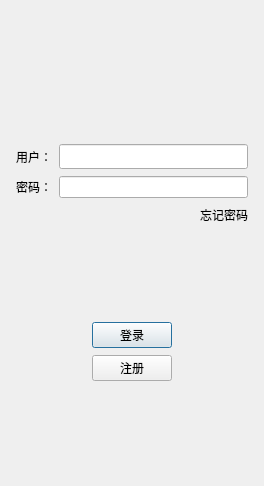
Qt form QQ/logindialog.ui (WLK1412/QQ_study) before a commit.
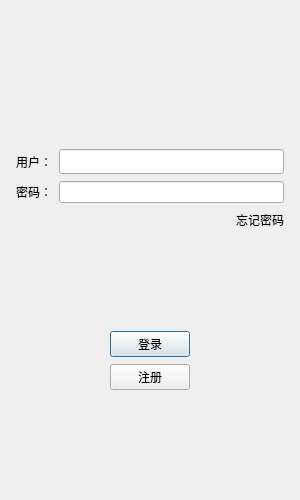
The same form after that commit. Icons and pictures are not drawn.

Patch:
```diff
--- a/QQ/logindialog.ui
+++ b/QQ/logindialog.ui
@@ -6,10 +6,22 @@
    <rect>
     <x>0</x>
     <y>0</y>
-    <width>264</width>
-    <height>486</height>
+    <width>300</width>
+    <height>500</height>
    </rect>
   </property>
+  <property name="minimumSize">
+   <size>
+    <width>300</width>
+    <height>500</height>
+   </size>
+  </property>
+  <property name="maximumSize">
+   <size>
+    <width>300</width>
+    <height>500</height>
+   </size>
+  </property>
   <property name="windowTitle">
    <string>Dialog</string>
   </property>
```
